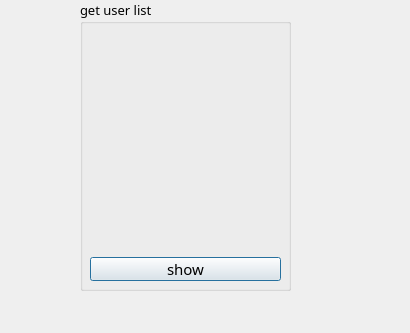
Old version of the form getuserlist.ui in the repository Maedeh01/Ap-project.
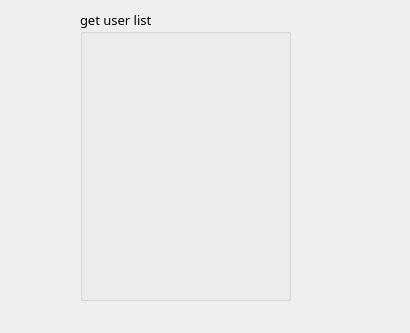
New version of the form.

```diff
--- a/getuserlist.ui
+++ b/getuserlist.ui
@@ -17,7 +17,7 @@
    <property name="geometry">
     <rect>
      <x>80</x>
-     <y>0</y>
+     <y>10</y>
      <width>211</width>
      <height>291</height>
     </rect>
@@ -31,32 +31,13 @@
    <property name="title">
     <string>get user list</string>
    </property>
-   <widget class="QPushButton" name="pushButton_show_userlist">
-    <property name="geometry">
-     <rect>
-      <x>10</x>
-      <y>257</y>
-      <width>191</width>
-      <height>24</height>
-     </rect>
-    </property>
-    <property name="font">
-     <font>
-      <family>NPIRogheh</family>
-      <pointsize>11</pointsize>
-     </font>
-    </property>
-    <property name="text">
-     <string>show</string>
-    </property>
-   </widget>
-   <widget class="QLabel" name="label">
+   <widget class="QLabel" name="label_user_list_message">
     <property name="geometry">
      <rect>
       <x>10</x>
       <y>30</y>
       <width>191</width>
-      <height>71</height>
+      <height>41</height>
      </rect>
     </property>
     <property name="text">
@@ -67,9 +48,9 @@
     <property name="geometry">
      <rect>
       <x>20</x>
-      <y>130</y>
+      <y>80</y>
       <width>171</width>
-      <height>111</height>
+      <height>191</height>
      </rect>
     </property>
     <property name="text">
```
Left out of the diff: 2 changed lines with no effect on the pictures.
